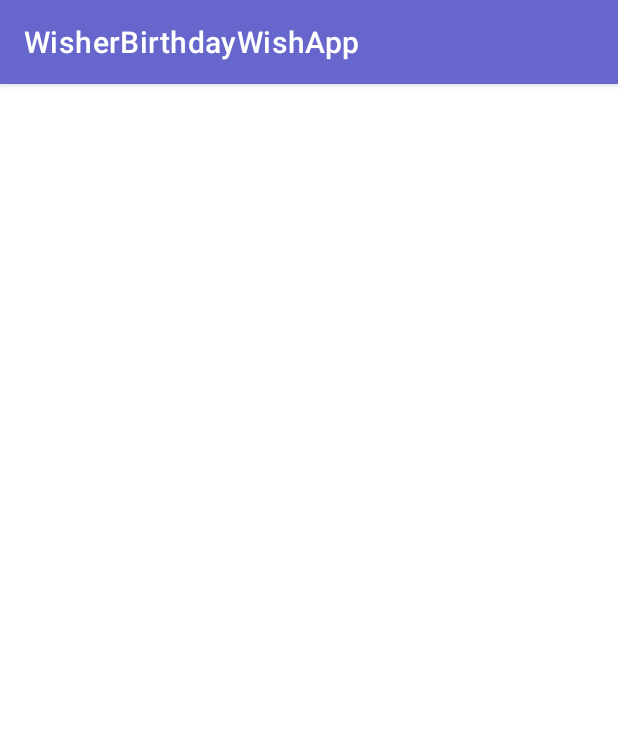
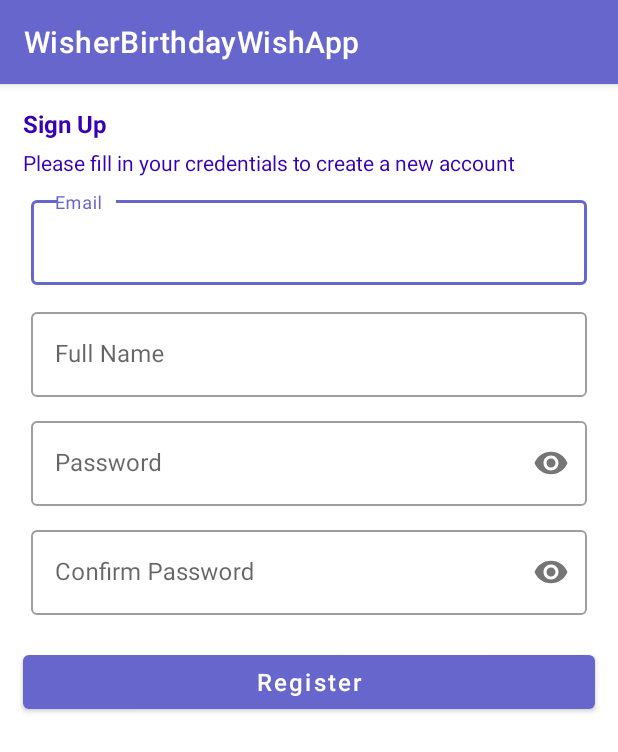
Before and after one commit to attahemma/WisherBirthdayWishApp, an Android app: the screen it shows after launch (SplashScreenActivity), on a phone screen of 412 x 824 dp. Shown: the top 752 px of the screen. Run offline under Robolectric (Android 15) with nearby library versions, the light colour scheme and no system bars.

Commit message:
Modify the signup fragment

```diff
--- a/app/src/main/java/com/itech/wisherbirthdaywishapp/signUP.java
+++ b/app/src/main/java/com/itech/wisherbirthdaywishapp/signUP.java
@@ -10,9 +10,12 @@ import android.view.ViewGroup;
 import android.widget.EditText;
 import android.widget.TextView;
 
+import com.google.android.material.textfield.TextInputEditText;
+import com.google.android.material.textfield.TextInputLayout;
+
 public class signUP extends Fragment {
-  TextView signUp, fillInCredentials, emailText, fullNameText, passwordText, confirmPasswordText;
-  EditText email, fullName, password, confirmPassword;
+  TextView signUp, fillInCredentials;
+  TextInputEditText email, fullName, password, confirmPassword;
     public signUP() {
 
     }
@@ -33,11 +36,6 @@ public class signUP extends Fragment {
 
         signUp = view.findViewById(R.id.signUpText);
         fillInCredentials = view.findViewById(R.id.fillInCredentials);
-        emailText = view.findViewById(R.id.EmailText);
-        fullNameText = view.findViewById(R.id.FullNameText);
-        passwordText = view.findViewById(R.id.PasswordText);
-        confirmPasswordText = view.findViewById(R.id.ConfirmPasswordText);
-
         email= view.findViewById(R.id.EnterEmail);
         fullName = view.findViewById(R.id.EnterFullname);
         password = view.findViewById(R.id.Enterpassword);
--- a/app/src/main/res/layout/activity_splash_screen.xml
+++ b/app/src/main/res/layout/activity_splash_screen.xml
@@ -6,4 +6,10 @@
     android:layout_height="match_parent"
     tools:context=".views.SplashScreenActivity">
 
+
+    <androidx.fragment.app.FragmentContainerView
+        android:id="@+id/fragmentContainerView"
+        android:name="com.itech.wisherbirthdaywishapp.signUP"
+        android:layout_width="match_parent"
+        android:layout_height="match_parent" />
 </androidx.constraintlayout.widget.ConstraintLayout>
--- a/app/src/main/res/layout/fragment_sign_u_p.xml
+++ b/app/src/main/res/layout/fragment_sign_u_p.xml
@@ -128,10 +128,11 @@
         android:layout_below="@+id/ConfirmPasswordText"
         android:id="@+id/Register"
         android:layout_marginStart="15dp"
-        android:padding="1dp"
+        android:padding="5dp"
         android:textSize="16sp"
         android:text="Register"
         android:textAllCaps="false"
         android:layout_marginTop="15dp"
-        android:layout_marginEnd="15dp"/>
+        android:layout_marginEnd="15dp"
+        android:layout_marginBottom="15dp"/>
 </RelativeLayout>
```
